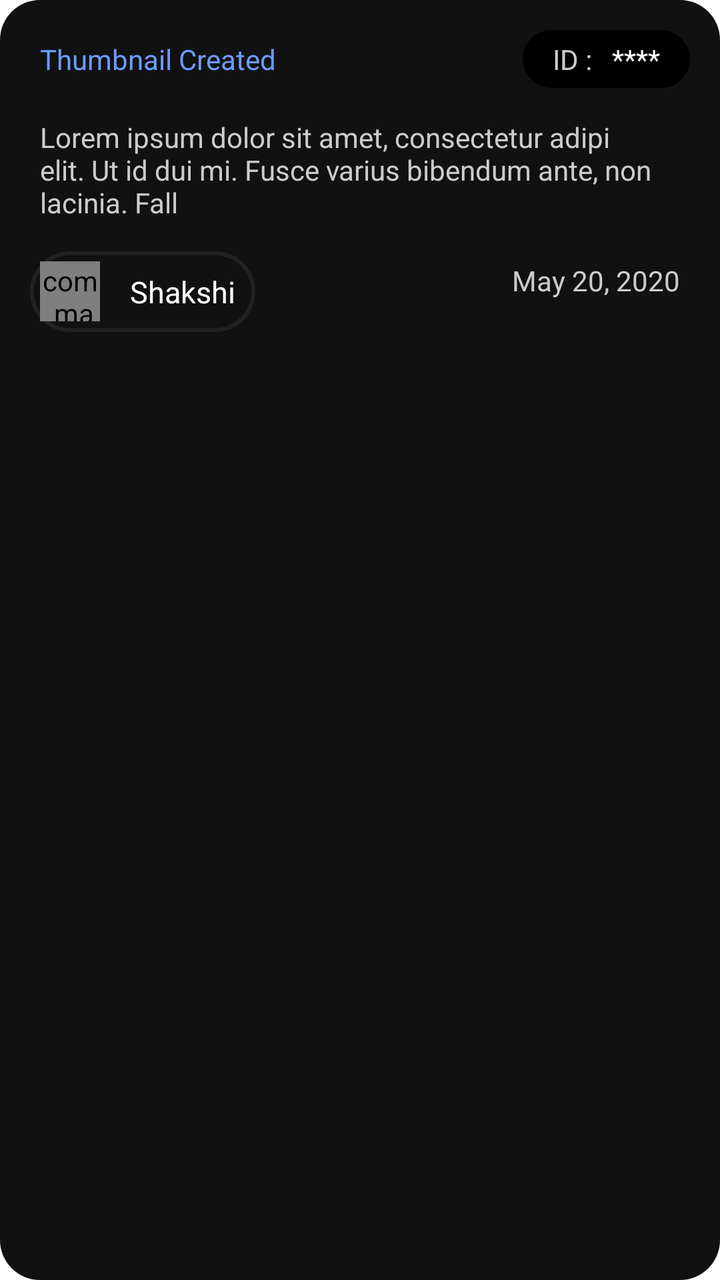
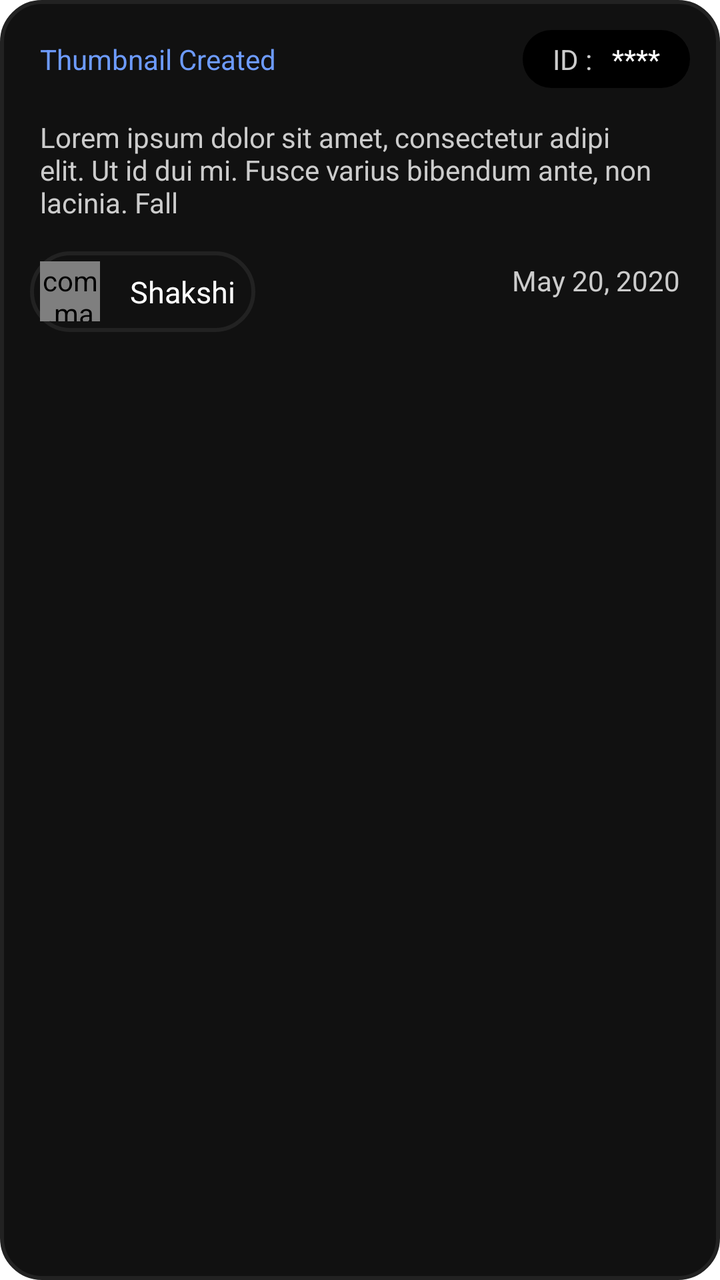

An Android layout rendered at two revisions. The XML below is the earlier revision; the diff shows what the commit changed to produce the second picture.
<!-- AndroidManifest.xml: application theme AppTheme -->
<!-- res/layout/one_subtask.xml -->
<?xml version="1.0" encoding="utf-8"?>
<layout xmlns:app="http://schemas.android.com/apk/res-auto">

    <RelativeLayout xmlns:android="http://schemas.android.com/apk/res/android"
        android:id="@+id/layout"
        android:layout_width="match_parent"
        android:layout_marginTop="@dimen/_10"
        android:layout_height="wrap_content"
        android:background="@drawable/grey_bg_rounded"
        android:clickable="true"
        android:padding="@dimen/_10">

        <TextView
            android:id="@+id/heading"
            android:layout_width="wrap_content"
            android:layout_height="wrap_content"
            android:layout_margin="@dimen/_5dp"
            android:padding="@dimen/_5dp"
            android:text="Thumbnail Created"
            android:textColor="@color/Blue" />

        <LinearLayout
            android:id="@+id/firstlay"
            android:layout_width="wrap_content"
            android:layout_height="wrap_content"
            android:layout_alignParentEnd="true"
            android:layout_margin="@dimen/_5dp"
            android:layout_marginStart="@dimen/_20dp"
            android:layout_weight=".5"
            android:background="@drawable/black_button"
            android:padding="@dimen/_5dp">

            <TextView
                android:layout_width="wrap_content"
                android:layout_height="wrap_content"
                android:paddingStart="10dp"
                android:text="ID :"
                android:textColor="@color/greyforText" />

            <TextView
                android:id="@+id/id"
                android:layout_width="wrap_content"
                android:layout_height="wrap_content"
                android:paddingStart="@dimen/_10"
                android:paddingEnd="@dimen/_10"
                android:text="****"
                android:textColor="@color/white" />

        </LinearLayout>

        <TextView
            android:id="@+id/details"
            android:layout_width="match_parent"
            android:layout_height="wrap_content"
            android:layout_below="@+id/heading"
            android:layout_margin="@dimen/_10dp"
            android:text="Lorem ipsum dolor sit amet, consectetur adipi elit. Ut id dui mi. Fusce varius bibendum ante, non lacinia. Fall "
            android:textColor="@color/greyforText" />

        <LinearLayout
            android:id="@+id/memberLay"
            android:layout_width="wrap_content"
            android:layout_height="wrap_content"
            android:layout_below="@+id/details"
            android:layout_margin="@dimen/_5dp"
            android:background="@drawable/dark_grey_bg"
            android:padding="@dimen/_5dp">

            <com.makeramen.roundedimageview.RoundedImageView
                android:id="@+id/profilephoto"
                android:layout_width="30dp"
                android:layout_height="30dp"
                android:src="@drawable/profilephoto"
                app:riv_oval="true" />

            <TextView
                android:id="@+id/nameOfMember"
                android:layout_width="wrap_content"
                android:layout_height="wrap_content"
                android:layout_margin="@dimen/_5dp"
                android:fontFamily="@font/dm_sans"
                android:paddingStart="@dimen/_10"
                android:text="Shakshi"
                android:textColor="@color/white"
                android:textSize="@dimen/_15" />

        </LinearLayout>

        <TextView
            android:id="@+id/updateDate"
            android:layout_width="wrap_content"
            android:layout_height="wrap_content"
            android:layout_below="@+id/details"
            android:layout_alignParentEnd="true"
            android:layout_margin="@dimen/_5dp"
            android:padding="@dimen/_5dp"
            android:text="May 20, 2020"
            android:textColor="@color/greyforText" />
    </RelativeLayout>
</layout>
<!-- resources referenced by this layout -->
<resources>
  <color name="Blue">#6D9BFF</color>
  <color name="greyforText">#CCCCCC</color>
  <color name="white">#FFFFFF</color>
  <dimen name="_10">10dp</dimen>
  <dimen name="_10dp">10dp</dimen>
  <dimen name="_15">15dp</dimen>
  <dimen name="_20dp">20dp</dimen>
  <dimen name="_5dp">5dp</dimen>
  <!-- drawable black_button (drawable) -->
  <shape xmlns:android="http://schemas.android.com/apk/res/android"
      android:shape="rectangle">
      <solid android:color="#000000"/>
      <corners android:radius="25dp" /> 
  </shape>
  <!-- drawable dark_grey_bg (drawable) -->
  <?xml version="1.0" encoding="utf-8"?>
  <shape xmlns:android="http://schemas.android.com/apk/res/android"
      android:shape="rectangle">
      <solid android:color="@color/greyBackground"/>
      <corners android:radius="@dimen/_20dp"/>
      <stroke
          android:width="2dp" android:color="@color/strokeBlack"/>
  </shape>
  <!-- drawable grey_bg_rounded (drawable) -->
  <?xml version="1.0" encoding="utf-8"?>
  <shape xmlns:android="http://schemas.android.com/apk/res/android"
      android:shape="rectangle">
  <solid android:color="@color/greyBackground"/>
      <corners android:radius="@dimen/_20dp"/>
  </shape>
  <!-- drawable profilephoto: png bitmap (drawable, 10711 bytes) -->
  <style name="AppTheme" parent="Theme.MaterialComponents.Light.NoActionBar">
          <item name="colorPrimaryDark">@color/black</item>
          <item name="colorSurface">@color/white</item>
      </style>
  <color name="greyBackground">#111111</color>
  <color name="strokeBlack">#222222</color>
  <color name="black">#FF000000</color>
</resources>

<!-- the commit's change to res/layout/one_subtask.xml (unified diff, before → after) -->
@@ -6,7 +6,7 @@
         android:layout_width="match_parent"
         android:layout_marginTop="@dimen/_10"
         android:layout_height="wrap_content"
-        android:background="@drawable/grey_bg_rounded"
+        android:background="@drawable/dark_grey_bg"
         android:clickable="true"
         android:padding="@dimen/_10">
 
<!-- resource entries referenced after the edit -->
@@ -23,13 +23,6 @@
       <stroke
           android:width="2dp" android:color="@color/strokeBlack"/>
   </shape>
-  <!-- drawable grey_bg_rounded (drawable) -->
-  <?xml version="1.0" encoding="utf-8"?>
-  <shape xmlns:android="http://schemas.android.com/apk/res/android"
-      android:shape="rectangle">
-  <solid android:color="@color/greyBackground"/>
-      <corners android:radius="@dimen/_20dp"/>
-  </shape>
   <!-- drawable profilephoto: png bitmap (drawable, 10711 bytes) -->
   <style name="AppTheme" parent="Theme.MaterialComponents.Light.NoActionBar">
           <item name="colorPrimaryDark">@color/black</item>
